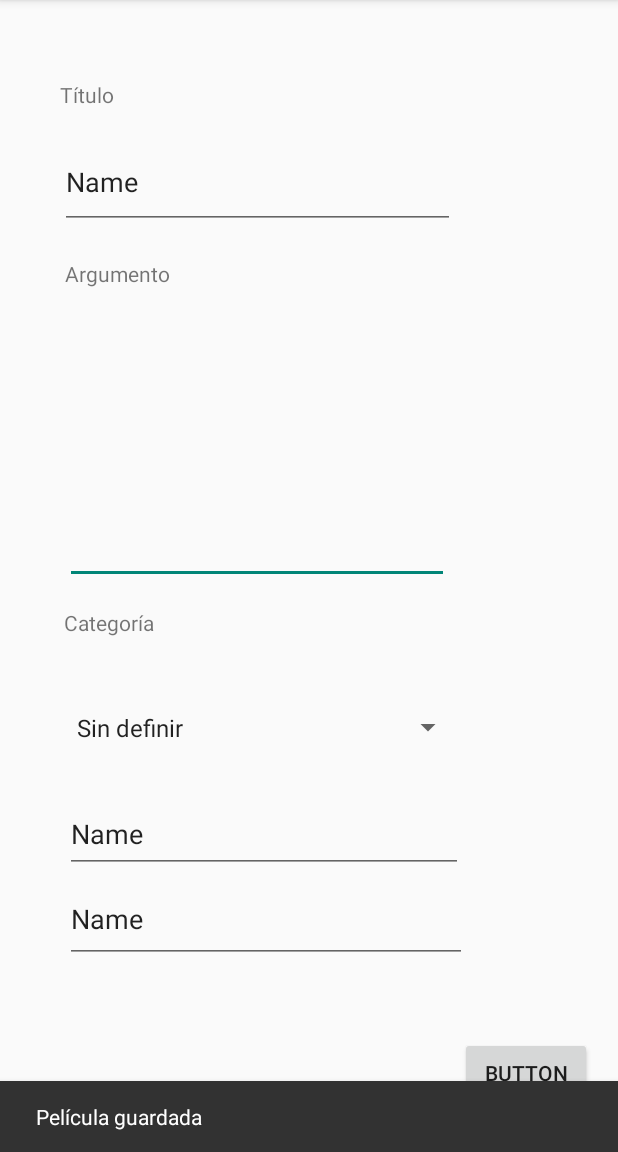
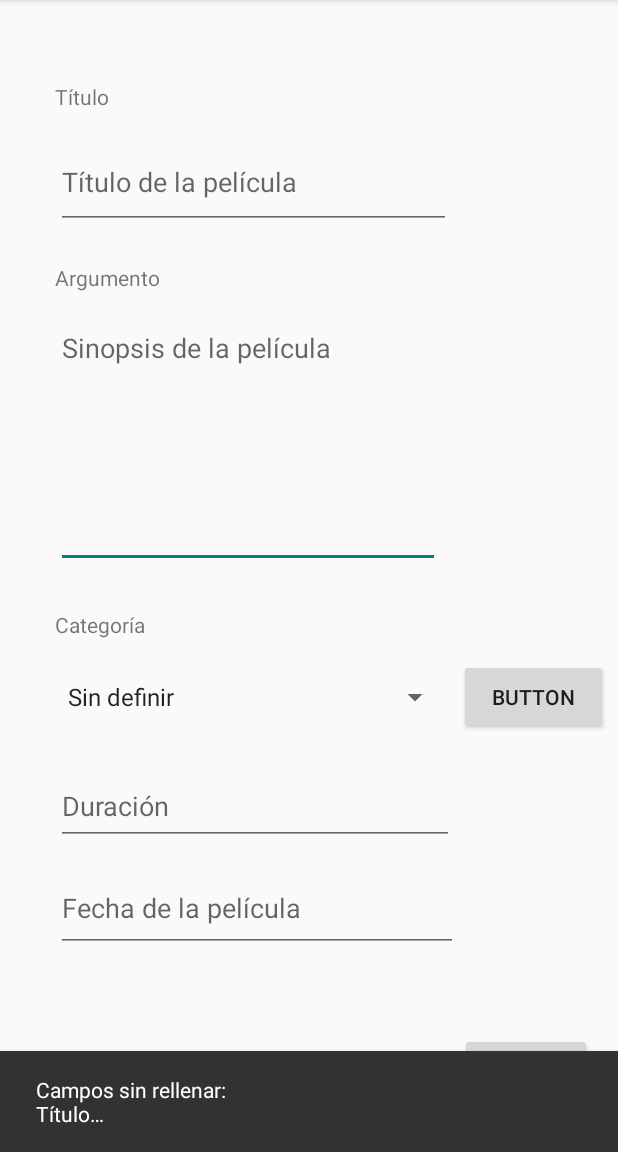
Before and after one commit to uo276467/FavMovies, an Android app: the screen it shows after launch (MainActivity), after a tap on "BUTTON", on a phone screen of 412 x 824 dp, the part 84-1236 px from its top. Run offline under Robolectric (Android 15) with nearby library versions, the phone set to English and light mode, and no system bars.

Commit message:
Ejercicios sesión 1

```diff
--- a/app/src/main/java/com/example/favmovies/MainActivity.java
+++ b/app/src/main/java/com/example/favmovies/MainActivity.java
@@ -5,6 +5,9 @@ import androidx.appcompat.app.AppCompatActivity;
 import android.os.Bundle;
 import android.view.View;
 import android.widget.Button;
+import android.widget.EditText;
+import android.widget.Spinner;
+import android.widget.Toast;
 
 import com.google.android.material.snackbar.Snackbar;
 
@@ -29,9 +32,68 @@ public class MainActivity extends AppCompatActivity {
                             .show();
             }
         });
+
+        //Recuperamos referencia al botón
+        Button btnEditar = findViewById(R.id.buttonEditar);
+        //Definimos listener
+        btnEditar.setOnClickListener(new View.OnClickListener() {
+            @Override
+            public void onClick(View view) {
+                Spinner categoria = findViewById(R.id.spCategoria);
+                if(categoria.getSelectedItemPosition() == 0){
+                    Snackbar.make(findViewById(R.id.layoutPrincipal), R.string.msg_nueva_categoria,
+                                    Snackbar.LENGTH_LONG)
+                            .show();
+                }else{
+                    Snackbar.make(findViewById(R.id.layoutPrincipal), R.string.msg_editar_categoria,
+                                    Snackbar.LENGTH_LONG)
+                            .show();
+                }
+            }
+        });
     }
 
     private boolean validarCampos(){
-        return true;
+        EditText titulo = findViewById(R.id.txtTitulo);
+        EditText sinopsis = findViewById(R.id.txtSinopsis);
+        Spinner categoria = findViewById(R.id.spCategoria);
+        EditText duracion = findViewById(R.id.txtDuracion);
+        EditText fecha = findViewById(R.id.txtFecha);
+
+        StringBuilder mensaje = new StringBuilder();
+        mensaje.append(getString(R.string.error_campos_sin_rellenar));
+
+        boolean errors = false;
+
+        if(titulo.getText().toString().trim().length() == 0){
+            mensaje.append("\n" + getString(R.string.titulo));
+            errors = true;
+        }
+        if(sinopsis.getText().toString().length() == 0){
+            mensaje.append("\n" + getString(R.string.argumento));
+            errors = true;
+        }
+        if(categoria.getSelectedItemPosition() == 0){
+            mensaje.append("\n" + getString(R.string.categoria));
+            errors = true;
+        }
+        if(duracion.getText().toString().length() == 0){
+            mensaje.append("\n" + getString(R.string.duracion));
+            errors = true;
+        }
+        if(fecha.getText().toString().length() == 0){
+            mensaje.append("\n" + getString(R.string.fecha));
+            errors = true;
+        }
+
+        if(errors) {
+            Snackbar.make(findViewById(R.id.layoutPrincipal), mensaje.toString(),
+                            Snackbar.LENGTH_LONG)
+                    .show();
+            return false;
+        } else {
+            return true;
+        }
     }
+
 }
--- a/app/src/main/res/layout/activity_main.xml
+++ b/app/src/main/res/layout/activity_main.xml
@@ -14,56 +14,27 @@
         android:text="@string/titulo"
         app:layout_constraintBottom_toBottomOf="parent"
         app:layout_constraintEnd_toEndOf="parent"
-        app:layout_constraintHorizontal_bias="0.106"
+        app:layout_constraintHorizontal_bias="0.098"
         app:layout_constraintStart_toStartOf="parent"
         app:layout_constraintTop_toTopOf="parent"
-        app:layout_constraintVertical_bias="0.071"
+        app:layout_constraintVertical_bias="0.073"
         tools:text="@string/titulo" />
 
     <EditText
-        android:id="@+id/editTextTextMultiLine"
+        android:id="@+id/txtSinopsis"
         android:layout_width="256dp"
         android:layout_height="169dp"
         android:ems="10"
         android:gravity="start|top"
+        android:hint="@string/argumentoPlaceholder"
         android:inputType="textMultiLine"
         app:layout_constraintBottom_toBottomOf="parent"
         app:layout_constraintEnd_toEndOf="parent"
-        app:layout_constraintHorizontal_bias="0.277"
+        app:layout_constraintHorizontal_bias="0.238"
         app:layout_constraintStart_toStartOf="parent"
         app:layout_constraintTop_toTopOf="parent"
-        app:layout_constraintVertical_bias="0.368"
+        app:layout_constraintVertical_bias="0.35"
         tools:text="@string/argumentoPlaceholder" />
-
-    <EditText
-        android:id="@+id/editTextText3"
-        android:layout_width="265dp"
-        android:layout_height="52dp"
-        android:ems="10"
-        android:inputType="text"
-        android:text="Name"
-        app:layout_constraintBottom_toBottomOf="parent"
-        app:layout_constraintEnd_toEndOf="parent"
-        app:layout_constraintHorizontal_bias="0.294"
-        app:layout_constraintStart_toStartOf="parent"
-        app:layout_constraintTop_toTopOf="parent"
-        app:layout_constraintVertical_bias="0.74"
-        tools:text="@string/duracion" />
-
-    <EditText
-        android:id="@+id/editTextText4"
-        android:layout_width="268dp"
-        android:layout_height="58dp"
-        android:ems="10"
-        android:inputType="text"
-        android:text="Name"
-        app:layout_constraintBottom_toBottomOf="parent"
-        app:layout_constraintEnd_toEndOf="parent"
-        app:layout_constraintHorizontal_bias="0.3"
-        app:layout_constraintStart_toStartOf="parent"
-        app:layout_constraintTop_toTopOf="parent"
-        app:layout_constraintVertical_bias="0.823"
-        tools:text="@string/fecha" />
 
     <TextView
         android:id="@+id/textView3"
@@ -72,10 +43,10 @@
         android:text="@string/argumento"
         app:layout_constraintBottom_toBottomOf="parent"
         app:layout_constraintEnd_toEndOf="parent"
-        app:layout_constraintHorizontal_bias="0.126"
+        app:layout_constraintHorizontal_bias="0.108"
         app:layout_constraintStart_toStartOf="parent"
         app:layout_constraintTop_toTopOf="parent"
-        app:layout_constraintVertical_bias="0.231"
+        app:layout_constraintVertical_bias="0.234"
         tools:text="@string/argumento" />
 
     <TextView
@@ -85,22 +56,22 @@
         android:text="@string/categoria"
         app:layout_constraintBottom_toBottomOf="parent"
         app:layout_constraintEnd_toEndOf="parent"
-        app:layout_constraintHorizontal_bias="0.122"
+        app:layout_constraintHorizontal_bias="0.105"
         app:layout_constraintStart_toStartOf="parent"
         app:layout_constraintTop_toBottomOf="@+id/textView1"
-        app:layout_constraintVertical_bias="0.492"
+        app:layout_constraintVertical_bias="0.493"
         tools:text="@string/categoria" />
 
     <EditText
-        android:id="@+id/editTextText"
+        android:id="@+id/txtTitulo"
         android:layout_width="263dp"
         android:layout_height="62dp"
         android:ems="10"
+        android:hint="@string/tituloPlaceholder"
         android:inputType="text"
-        android:text="Name"
         app:layout_constraintBottom_toBottomOf="parent"
         app:layout_constraintEnd_toEndOf="parent"
-        app:layout_constraintHorizontal_bias="0.27"
+        app:layout_constraintHorizontal_bias="0.25"
         app:layout_constraintStart_toStartOf="parent"
         app:layout_constraintTop_toTopOf="parent"
         app:layout_constraintVertical_bias="0.128"
@@ -115,21 +86,64 @@
         app:layout_constraintEnd_toEndOf="parent"
         app:layout_constraintHorizontal_bias="0.946"
         app:layout_constraintStart_toStartOf="parent"
-        app:layout_constraintTop_toBottomOf="@+id/editTextText4"
+        app:layout_constraintTop_toBottomOf="@+id/txtFecha"
         app:layout_constraintVertical_bias="0.633"
         tools:text="@string/guardar" />
 
+    <EditText
+        android:id="@+id/txtFecha"
+        android:layout_width="268dp"
+        android:layout_height="58dp"
+        android:ems="10"
+        android:hint="@string/fecha"
+        android:inputType="text"
+        app:layout_constraintBottom_toBottomOf="parent"
+        app:layout_constraintEnd_toEndOf="parent"
+        app:layout_constraintHorizontal_bias="0.258"
+        app:layout_constraintStart_toStartOf="parent"
+        app:layout_constraintTop_toTopOf="parent"
+        app:layout_constraintVertical_bias="0.812"
+        tools:text="@string/fecha" />
+
     <Spinner
-        android:id="@+id/spinner"
-        android:layout_width="266dp"
-        android:layout_height="50dp"
+        android:id="@+id/spCategoria"
+        android:layout_width="263dp"
+        android:layout_height="48dp"
         android:layout_marginTop="32dp"
         android:entries="@array/tipos_pelis_array"
         app:layout_constraintBottom_toBottomOf="parent"
         app:layout_constraintEnd_toEndOf="parent"
-        app:layout_constraintHorizontal_bias="0.296"
+        app:layout_constraintHorizontal_bias="0.25"
         app:layout_constraintStart_toStartOf="parent"
         app:layout_constraintTop_toTopOf="parent"
-        app:layout_constraintVertical_bias="0.624" />
+        app:layout_constraintVertical_bias="0.594" />
+
+    <EditText
+        android:id="@+id/txtDuracion"
+        android:layout_width="265dp"
+        android:layout_height="52dp"
+        android:ems="10"
+        android:hint="@string/duracion"
+        android:inputType="text"
+        app:layout_constraintBottom_toBottomOf="parent"
+        app:layout_constraintEnd_toEndOf="parent"
+        app:layout_constraintHorizontal_bias="0.253"
+        app:layout_constraintStart_toStartOf="parent"
+        app:layout_constraintTop_toTopOf="parent"
+        app:layout_constraintVertical_bias="0.714"
+        tools:text="@string/duracion" />
+
+    <Button
+        android:id="@+id/buttonEditar"
+        android:layout_width="99dp"
+        android:layout_height="50dp"
+        android:text="Button"
+        app:layout_constraintBottom_toBottomOf="parent"
+        app:layout_constraintEnd_toEndOf="parent"
+        app:layout_constraintHorizontal_bias="0.424"
+        app:layout_constraintStart_toEndOf="@+id/spCategoria"
+        app:layout_constraintTop_toTopOf="parent"
+        app:layout_constraintVertical_bias="0.612"
+        tools:text="@string/editar" />
 
 </androidx.constraintlayout.widget.ConstraintLayout>
--- a/app/src/main/res/values/strings.xml
+++ b/app/src/main/res/values/strings.xml
@@ -6,9 +6,13 @@
     <string name="argumento">Argumento</string>
     <string name="argumentoPlaceholder">Sinopsis de la película</string>
     <string name="categoria">Categoría</string>
+    <string name="editar">Editar</string>
     <string name="duracion">Duración</string>
     <string name="fecha">Fecha de la película</string>
     <string name="guardar">GUARDAR</string>
     <string name="tituloActivityEntrada">FavMovies</string>
     <string name="msg_guardado">Película guardada</string>
+    <string name="msg_nueva_categoria">Se va a crear una nueva categoría</string>
+    <string name="msg_editar_categoria">Se va a modificar la categoría seleccionada</string>
+    <string name="error_campos_sin_rellenar">Campos sin rellenar:</string>
 </resources>
```
